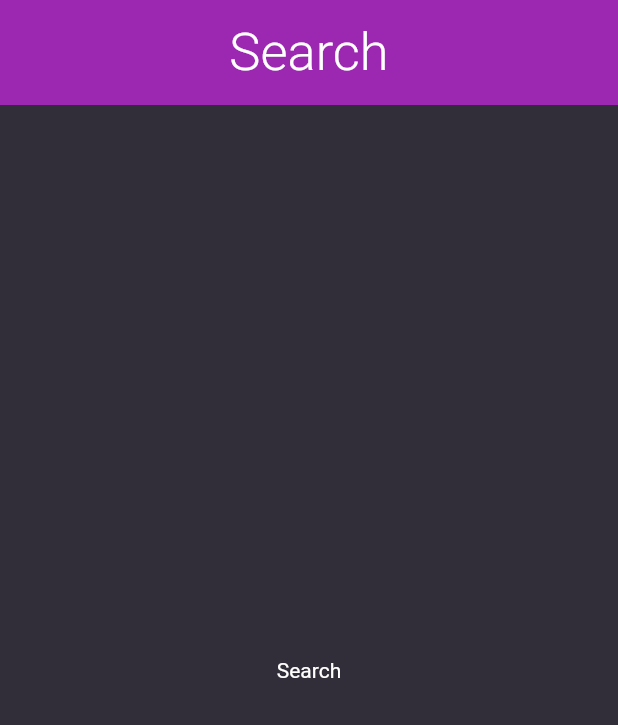
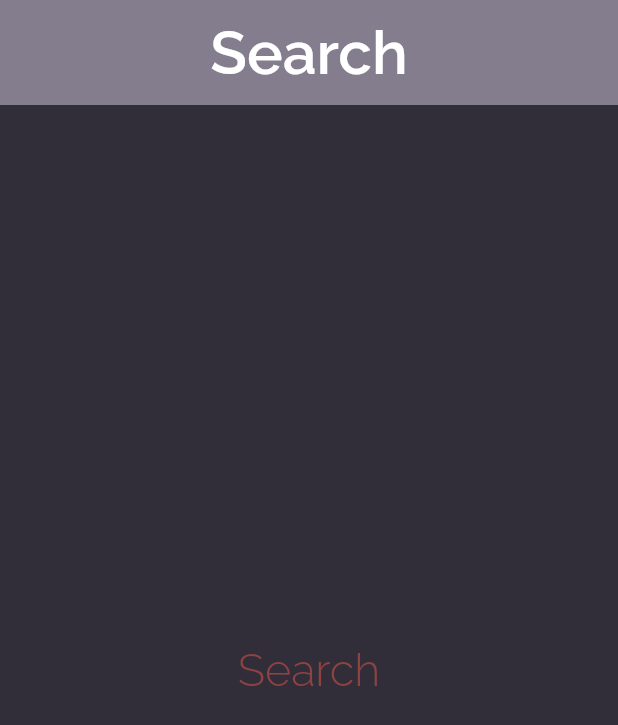
Before and after one commit to MukhammedAli/simple-app, a Flutter app: the Search screen opened directly, on a phone screen of 412 x 824 dp. Shown: the top 725 px of the screen. Run offline on Flutter 3.47's test engine with Material 2 defaults, Android fonts, the phone set to English and light mode, and no system bars; our stand-ins replace animated_text_kit, audioplayers, curved_navigation_bar, flutter_spinkit, font_awesome_flutter, get and 2 more.

Commit message:
Changed settings and search pages

```diff
--- a/lib/MainPage/Search.dart
+++ b/lib/MainPage/search.dart
@@ -1,5 +1,5 @@
 import 'package:flutter/material.dart';
-
+import 'package:google_fonts/google_fonts.dart';
 import '../colors.dart';
 
 class Search extends StatefulWidget {
@@ -19,12 +19,12 @@ class _SearchState extends State<Search> {
         iconTheme: const IconThemeData(
           color: Colors.black, //change your color here
         ),
-        backgroundColor: Colors.purple,
-        title: const Text(
+        backgroundColor: topaz,
+        title: Text(
           "Search",
-          style: TextStyle(
-            fontSize: 35,
-            fontWeight: FontWeight.w300,
+          style: GoogleFonts.raleway(
+            fontSize: 40,
+            fontWeight: FontWeight.w600,
             color: Colors.white,
           ),
         ),
@@ -35,7 +35,11 @@ class _SearchState extends State<Search> {
       body: Center(
           child: Text(
         "Search",
-        style: TextStyle(color: Colors.white),
+        style: GoogleFonts.raleway(
+            color: darkRed,
+            fontSize: 30,
+            fontWeight: FontWeight.w300
+        ),
       )),
     );
   }
```
Also changed, not shown: lib/MainPage/settings.dart (renamed from lib/MainPage/Settings.dart, +7 -6 lines).
